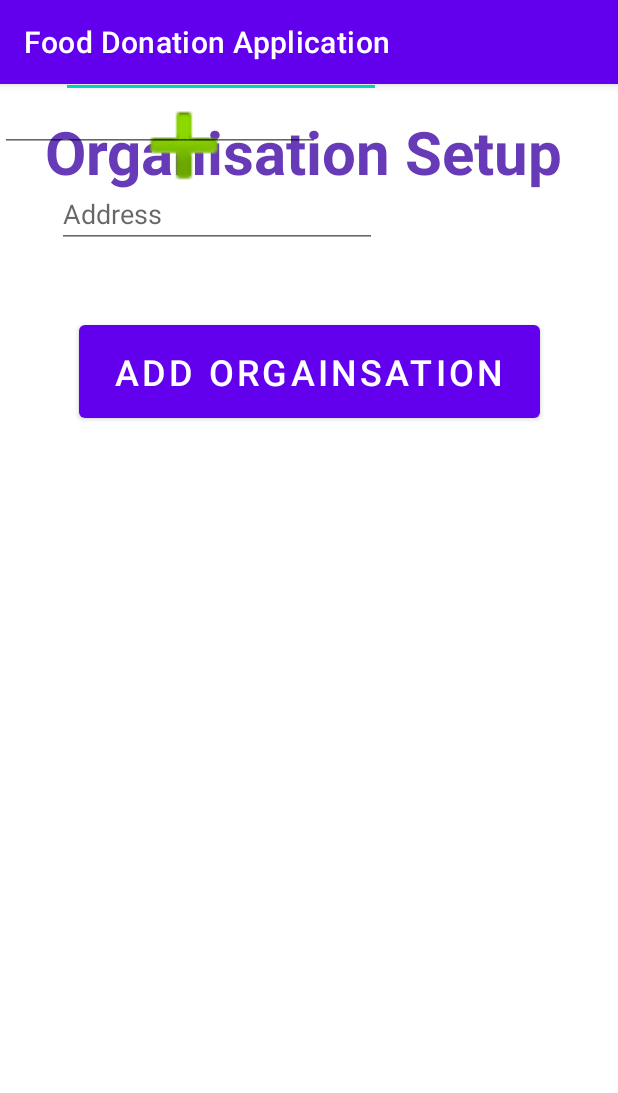
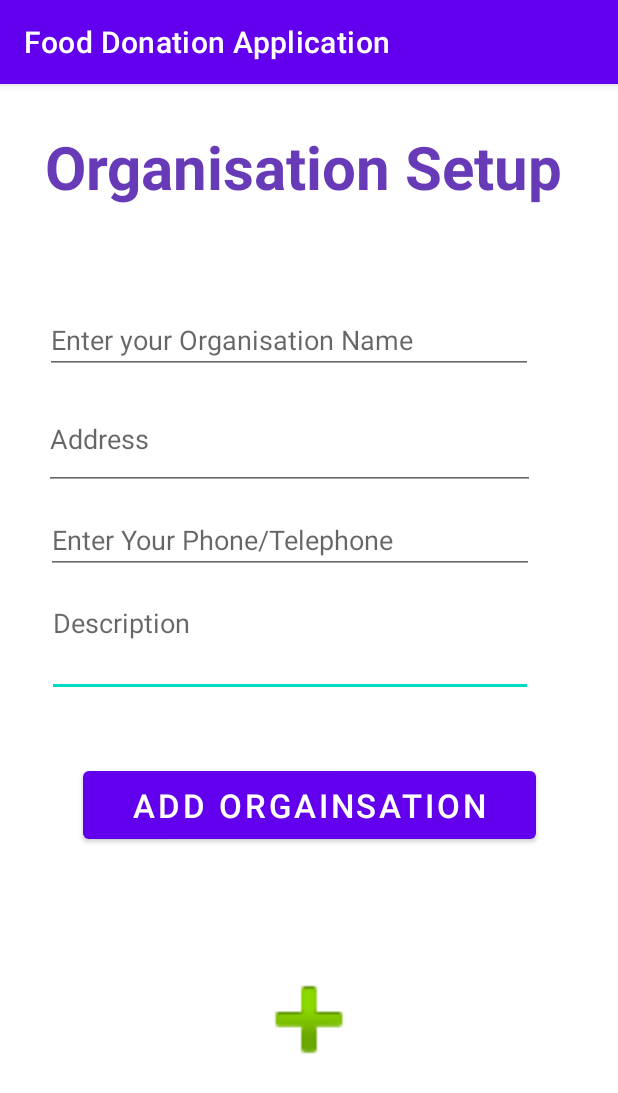
Before and after one commit to Yashjain323/Food-Donation-App, an Android app: the reciepientSetup screen opened directly, with no data from a screen before it, on a phone screen of 412 x 824 dp. Shown: the top 1093 px of the screen. Run offline under Robolectric (Android 15) with nearby library versions, the phone set to English and light mode, and no system bars; our stand-ins replace Firebase (no records; nobody signed in at launch, a user with empty details on screens opened directly).

Commit message:
Added more activities

```diff
--- a/app/src/main/java/com/yash/fooddonationapplication/reciepientSetup.java
+++ b/app/src/main/java/com/yash/fooddonationapplication/reciepientSetup.java
@@ -2,13 +2,45 @@ package com.yash.fooddonationapplication;
 
 import androidx.appcompat.app.AppCompatActivity;
 
+import android.database.sqlite.SQLiteDatabase;
 import android.os.Bundle;
+import android.view.View;
+import android.widget.Button;
+import android.widget.EditText;
+
+import com.google.firebase.auth.FirebaseAuth;
+
+import static java.sql.Types.VARCHAR;
 
 public class reciepientSetup extends AppCompatActivity {
-
+    private EditText orgName;
+    private EditText orgAddress;
+    private EditText orgPhone;
+    private EditText orgDesc;
+    private Button addOrgButton;
     @Override
     protected void onCreate(Bundle savedInstanceState) {
         super.onCreate(savedInstanceState);
         setContentView(R.layout.activity_reciepient_setup);
+        addOrgButton = findViewById(R.id.addOrgButton);
+    /*
+        currentUser = FirebaseAuth.getInstance().getCurrentUser().getUid();
+*/
+
+        addOrgButton.setOnClickListener(new View.OnClickListener() {
+            @Override
+            public void onClick(View v) {
+                orgName = findViewById(R.id.orgSetName);
+                orgAddress = findViewById(R.id.orgSetAddress);
+                orgPhone = findViewById(R.id.orgSetupPhone);
+                orgDesc = findViewById(R.id.orgSetupDesc);
+                SQLiteDatabase myDatabase = openOrCreateDatabase("OrgTable", MODE_PRIVATE, null);
+                myDatabase.execSQL("CREATE TABLE IF NOT EXISTS orgs(name "VARCHAR"address "VARCHAR", " +
+                        "description "VARCHAR",phone "INT(10)")");
+                myDatabase.execSQL("INSERT INTO orgs(name,address,description,phone) " +
+                        "VALUES (orgName.getText().toString(),orgAddress.getText().toString(),orgDesc.getText().toString(),orgPhone.getText().toString())");
+            }
+        });
+
+        }
     }
-}
--- a/app/src/main/res/layout/activity_reciepient_setup.xml
+++ b/app/src/main/res/layout/activity_reciepient_setup.xml
@@ -5,6 +5,22 @@
     android:layout_width="match_parent"
     android:layout_height="match_parent"
     tools:context=".reciepientSetup">
+
+    <EditText
+        android:id="@+id/orgSetupDesc"
+        android:layout_width="324dp"
+        android:layout_height="72dp"
+        android:layout_marginStart="30dp"
+        android:layout_marginEnd="56dp"
+        android:layout_marginBottom="33dp"
+        android:ems="10"
+        android:gravity="start|top"
+        android:hint="Description"
+        android:inputType="textMultiLine"
+        app:layout_constraintBottom_toTopOf="@+id/addOrgButton"
+        app:layout_constraintEnd_toEndOf="parent"
+        app:layout_constraintStart_toStartOf="parent"
+        app:layout_constraintTop_toBottomOf="@+id/orgSetupPhone" />
 
     <TextView
         android:id="@+id/textView"
@@ -14,24 +30,24 @@
         android:layout_marginStart="20dp"
         android:layout_marginTop="18dp"
         android:layout_marginEnd="20dp"
+        android:layout_marginBottom="37dp"
         android:text="Organisation Setup"
         android:textColor="#673AB7"
         android:textSize="40sp"
         android:textStyle="bold"
+        app:layout_constraintBottom_toTopOf="@+id/orgSetName"
         app:layout_constraintEnd_toEndOf="parent"
         app:layout_constraintStart_toStartOf="parent"
         app:layout_constraintTop_toTopOf="parent" />
 
     <Button
-        android:id="@+id/button2"
-        android:layout_width="307dp"
-        android:layout_height="74dp"
-        android:layout_marginStart="85dp"
+        android:id="@+id/addOrgButton"
+        android:layout_width="302dp"
+        android:layout_height="57dp"
         android:layout_marginTop="314dp"
-        android:layout_marginEnd="85dp"
         android:layout_marginBottom="11dp"
         android:text="Add Orgainsation"
-        android:textSize="24sp"
+        android:textSize="22sp"
         app:layout_constraintBottom_toTopOf="@+id/imageView"
         app:layout_constraintEnd_toEndOf="parent"
         app:layout_constraintStart_toStartOf="parent"
@@ -43,50 +59,57 @@
         android:layout_height="82dp"
         android:layout_alignParentEnd="true"
         android:layout_alignParentBottom="true"
-        app:srcCompat="@android:drawable/ic_input_add"
-        tools:layout_editor_absoluteX="83dp"
-        tools:layout_editor_absoluteY="457dp" />
+        android:layout_marginStart="83dp"
+        android:layout_marginTop="14dp"
+        android:layout_marginEnd="83dp"
+        android:layout_marginBottom="55dp"
+        app:layout_constraintBottom_toBottomOf="parent"
+        app:layout_constraintEnd_toEndOf="parent"
+        app:layout_constraintStart_toStartOf="parent"
+        app:layout_constraintTop_toBottomOf="@+id/addOrgButton"
+        app:srcCompat="@android:drawable/ic_input_add" />
 
     <EditText
-        android:id="@+id/editTextTextPersonName"
-        android:layout_width="wrap_content"
+        android:id="@+id/orgSetName"
+        android:layout_width="325dp"
         android:layout_height="wrap_content"
-        android:layout_marginStart="42dp"
-        android:layout_marginTop="26dp"
-        android:layout_marginEnd="159dp"
-        android:layout_marginBottom="27dp"
+        android:layout_marginStart="30dp"
+        android:layout_marginTop="10dp"
+        android:layout_marginEnd="56dp"
         android:ems="10"
-        android:hint="Enter your name"
+        android:hint="Enter your Organisation Name"
         android:inputType="textPersonName"
-        app:layout_constraintBottom_toTopOf="@+id/editTextTextPostalAddress"
+        app:layout_constraintBottom_toTopOf="@+id/orgSetAddress"
         app:layout_constraintEnd_toEndOf="parent"
+        app:layout_constraintHorizontal_bias="0.104"
         app:layout_constraintStart_toStartOf="parent"
         app:layout_constraintTop_toBottomOf="@+id/textView" />
 
     <EditText
-        android:id="@+id/editTextTextPostalAddress"
-        android:layout_width="wrap_content"
-        android:layout_height="wrap_content"
-        android:layout_marginStart="39dp"
-        android:layout_marginTop="27dp"
-        android:layout_marginEnd="162dp"
-        android:layout_marginBottom="33dp"
+        android:id="@+id/orgSetAddress"
+        android:layout_width="327dp"
+        android:layout_height="67dp"
         android:ems="10"
         android:hint="Address"
         android:inputType="textPostalAddress"
-        app:layout_constraintBottom_toTopOf="@+id/editTextTextMultiLine"
+        app:layout_constraintBottom_toTopOf="@+id/orgSetupPhone"
+        app:layout_constraintEnd_toEndOf="parent"
+        app:layout_constraintHorizontal_bias="0.348"
+        app:layout_constraintStart_toStartOf="parent"
+        app:layout_constraintTop_toBottomOf="@+id/orgSetName" />
+
+    <EditText
+        android:id="@+id/orgSetupPhone"
+        android:layout_width="325dp"
+        android:layout_height="wrap_content"
+        android:layout_marginStart="30dp"
+        android:layout_marginEnd="56dp"
+        android:ems="10"
+        android:hint="Enter Your Phone/Telephone"
+        android:inputType="phone"
+        app:layout_constraintBottom_toTopOf="@+id/orgSetupDesc"
         app:layout_constraintEnd_toEndOf="parent"
         app:layout_constraintStart_toStartOf="parent"
-        app:layout_constraintTop_toBottomOf="@+id/editTextTextPersonName" />
-
-    <EditText
-        android:id="@+id/editTextTextMultiLine"
-        android:layout_width="wrap_content"
-        android:layout_height="wrap_content"
-        android:ems="10"
-        android:gravity="start|top"
-        android:inputType="textMultiLine"
-        tools:layout_editor_absoluteX="42dp"
-        tools:layout_editor_absoluteY="256dp" />
+        app:layout_constraintTop_toBottomOf="@+id/orgSetAddress" />
 
 </androidx.constraintlayout.widget.ConstraintLayout>
```
Also changed, not shown: app/src/main/java/com/yash/fooddonationapplication/DonorRegistration.java (+6 -5 lines), app/src/main/java/com/yash/fooddonationapplication/DonorSignIn.java (+5 -5 lines), app/src/main/java/com/yash/fooddonationapplication/ReciepientRegistration.java (+88 -0 lines), app/src/main/java/com/yash/fooddonationapplication/RecipientSignIn.java (+82 -3 lines), app/src/main/res/layout/activity_donator_registration.xml (+4 -4 lines), app/src/main/res/layout/activity_donor_sign_in.xml (+17 -13 lines), app/src/main/res/layout/activity_reciepient_registration.xml (+16 -3 lines), app/src/main/res/layout/activity_recipient_sign_in.xml (+23 -10 lines).
